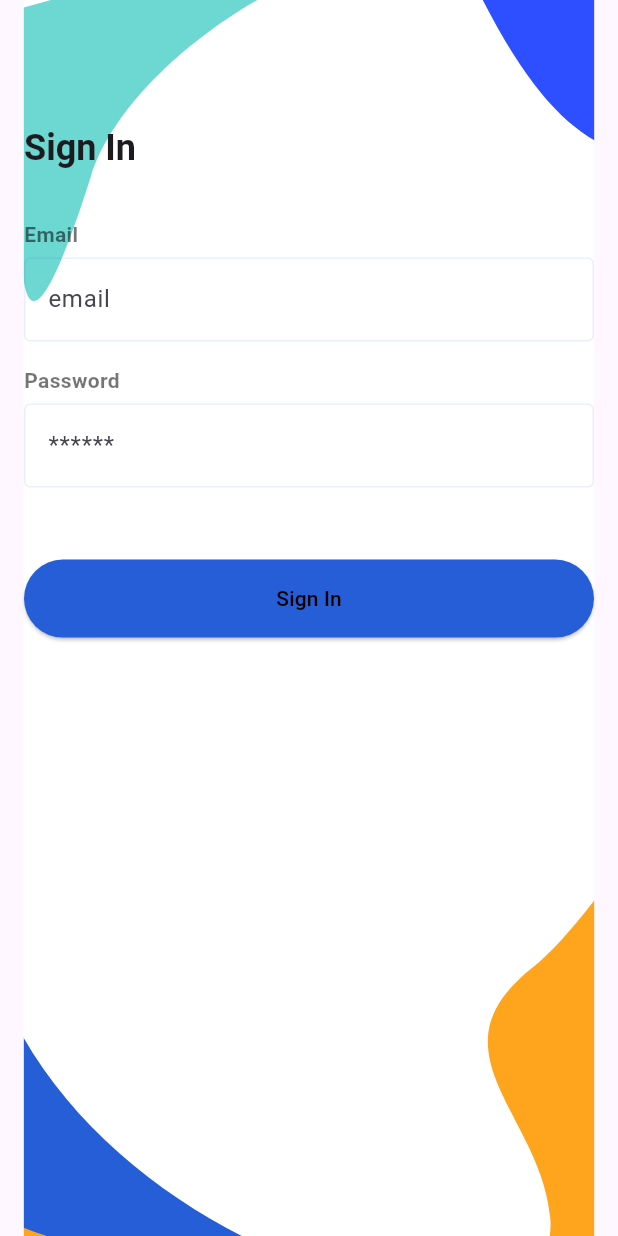
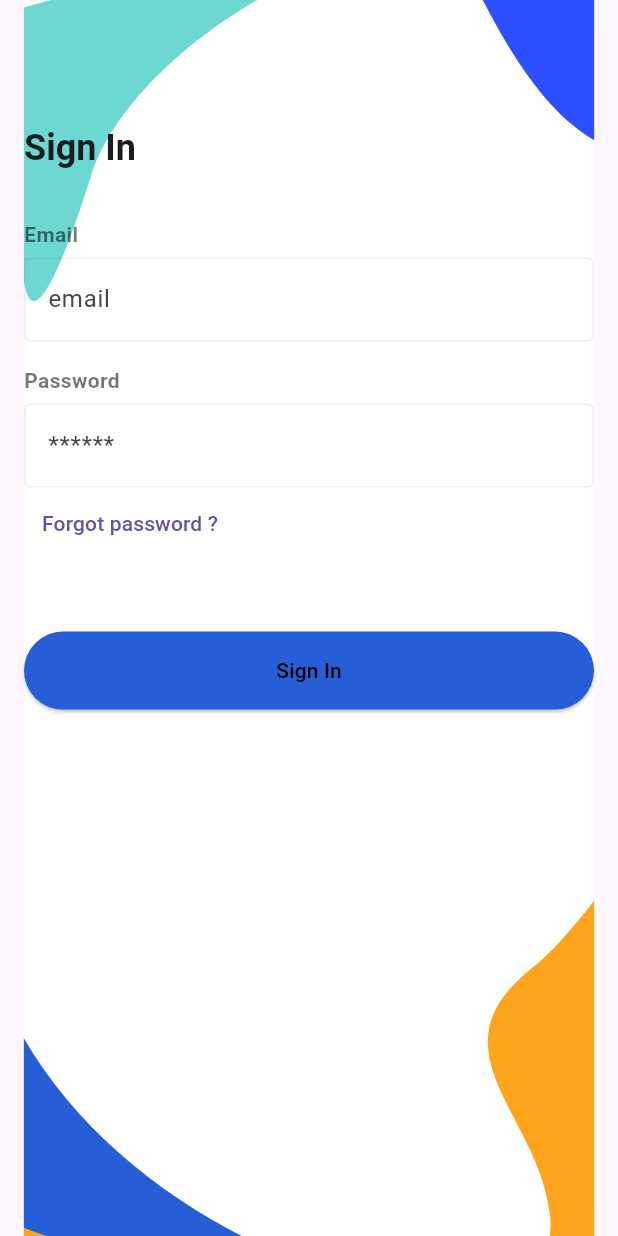
Before and after one commit to Abhishekbagdiya01/HappyTails-Pet-appointment-app, a Flutter app: the SignInScreen screen opened directly, after a tap on "Sign In", on a phone screen of 412 x 824 dp. Run offline on Flutter 3.47's test engine with Material 3 defaults, Android fonts, the light colour scheme and no system bars; our stand-ins replace cloud_firestore, firebase_auth, firebase_core, firebase_storage, flutter_svg, form_field_validator and 4 more; accounts and stored records are empty.

Commit message:
Forgot password completed

```diff
--- a/lib/screens/auth/sign_in_user_screen.dart
+++ b/lib/screens/auth/sign_in_user_screen.dart
@@ -4,6 +4,7 @@ import 'package:flutter/material.dart';
 import 'package:flutter_svg/svg.dart';
 import 'package:pet_appointment_app/repository/user_repository/user_auth_repository.dart';
 import 'package:pet_appointment_app/screens/auth/components/sign_up_form_user.dart';
+import 'package:pet_appointment_app/screens/auth/forget_password_page.dart';
 import 'package:pet_appointment_app/screens/doctor_dashbord.dart';
 import 'package:pet_appointment_app/screens/user_dashbord.dart';
 import 'package:pet_appointment_app/utils/shared_preference.dart';
@@ -59,6 +60,16 @@ class SignInScreen extends StatelessWidget {
                             obscureText: true,
                             decoration: InputDecoration(hintText: "******"),
                           ),
+                          TextButton(
+                              onPressed: () {
+                                Navigator.push(
+                                    context,
+                                    MaterialPageRoute(
+                                      builder: (context) =>
+                                          ForgetPasswordPage(),
+                                    ));
+                              },
+                              child: Text("Forgot password ?")),
                           const SizedBox(height: defaultPadding),
                         ],
                       ),
@@ -78,11 +89,13 @@ class SignInScreen extends StatelessWidget {
                             if (response == "Successfully login") {
                               SharedPref().setAccountType("User");
                               snackbarMessenger(context, response);
-                              Navigator.pushReplacement(
-                                  context,
-                                  MaterialPageRoute(
-                                    builder: (context) => UserDashbordPage(),
-                                  ));
+                              Navigator.pushAndRemoveUntil(
+                                context,
+                                MaterialPageRoute(
+                                  builder: (context) => UserDashbordPage(),
+                                ),
+                                (route) => false,
+                              );
                             } else {
                               snackbarMessenger(context, response);
                             }
--- a/lib/screens/user_profile_page.dart
+++ b/lib/screens/user_profile_page.dart
@@ -106,16 +106,15 @@ class _ProfilePageState extends State<UserProfilePageScreen> {
                             style: GoogleFonts.jacquesFrancois(
                               fontWeight: FontWeight.bold,
                               fontSize: 20,
-                              //const Color(0xffD3F2EE)
                             ),
                           ),
                         ),
                       ],
                     ),
                     Container(
-                      height: screenHeight * 0.42,
-                      //color: Colors.red,
+                      height: screenHeight * 0.32,
                       child: ListView.builder(
+                        physics: NeverScrollableScrollPhysics(),
                         itemCount: details.length,
                         itemBuilder: (context, index) {
                           return Padding(
```
Also changed, not shown: lib/screens/app_tour_page.dart (+7 -10 lines), lib/screens/auth/forget_password_page.dart (+34 -5 lines), lib/screens/auth/sign_in_doctor_screen.dart (+11 -0 lines).
